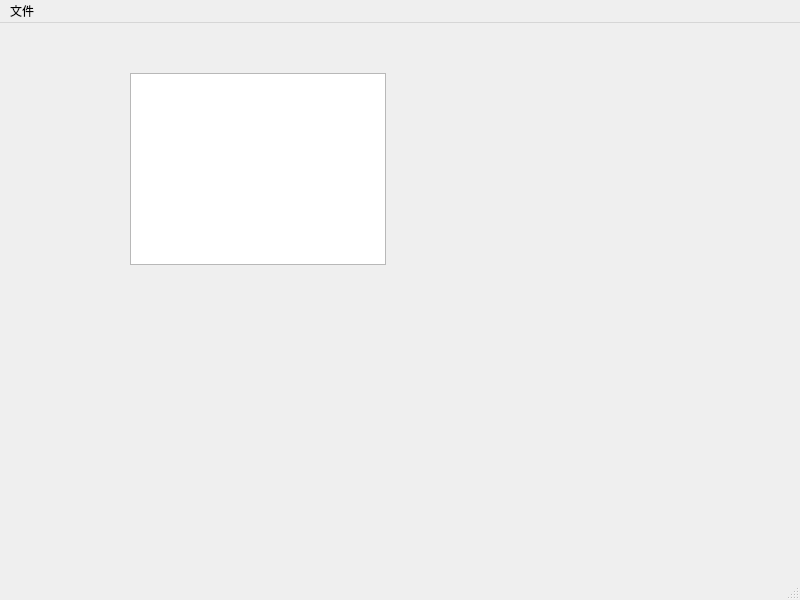
Above: mainwindow.ui from old-winter-sun/WordR_Core before the change. Below: the same form after it.
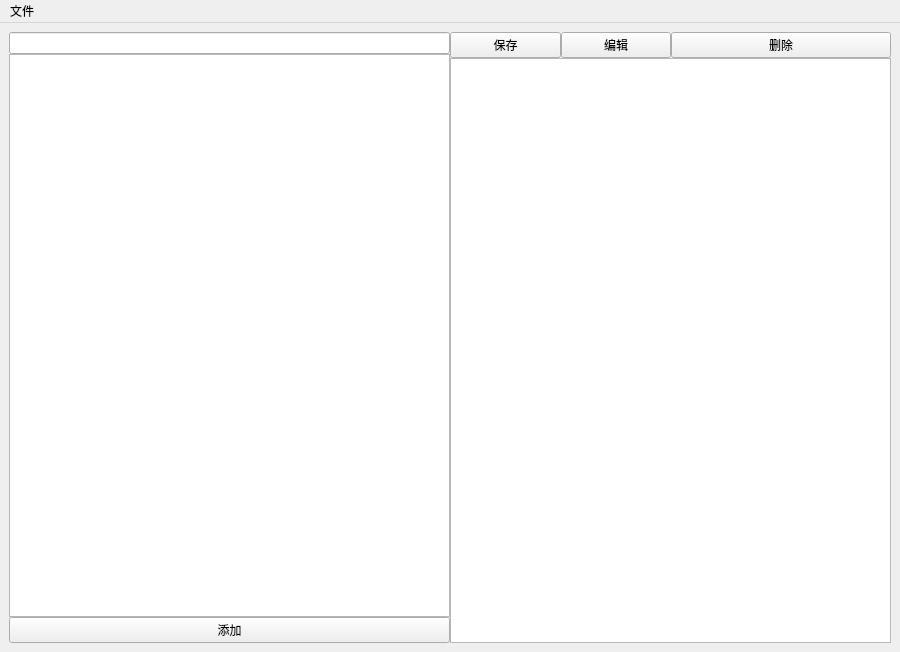
That is the form after the change.

```diff
--- a/mainwindow.ui
+++ b/mainwindow.ui
@@ -6,31 +6,111 @@
    <rect>
     <x>0</x>
     <y>0</y>
-    <width>800</width>
-    <height>600</height>
+    <width>900</width>
+    <height>652</height>
    </rect>
   </property>
   <property name="windowTitle">
    <string>MainWindow</string>
   </property>
   <widget class="QWidget" name="centralwidget">
-   <widget class="QTableView" name="dict_view">
-    <property name="geometry">
-     <rect>
-      <x>130</x>
-      <y>50</y>
-      <width>256</width>
-      <height>192</height>
-     </rect>
+   <layout class="QHBoxLayout" name="horizontalLayout">
+    <property name="spacing">
+     <number>0</number>
     </property>
-   </widget>
+    <item>
+     <layout class="QVBoxLayout" name="verticalLayoutL">
+      <property name="spacing">
+       <number>0</number>
+      </property>
+      <item>
+       <widget class="QLineEdit" name="lineedit_find"/>
+      </item>
+      <item>
+       <widget class="QTableView" name="tableview_dict">
+        <property name="focusPolicy">
+         <enum>Qt::NoFocus</enum>
+        </property>
+        <property name="editTriggers">
+         <set>QAbstractItemView::NoEditTriggers</set>
+        </property>
+        <property name="selectionMode">
+         <enum>QAbstractItemView::NoSelection</enum>
+        </property>
+        <property name="gridStyle">
+         <enum>Qt::NoPen</enum>
+        </property>
+        <attribute name="horizontalHeaderVisible">
+         <bool>false</bool>
+        </attribute>
+       </widget>
+      </item>
+      <item>
+       <widget class="QPushButton" name="pushbutton_add">
+        <property name="text">
+         <string>添加</string>
+        </property>
+       </widget>
+      </item>
+     </layout>
+    </item>
+    <item>
+     <layout class="QVBoxLayout" name="verticalLayoutR">
+      <property name="spacing">
+       <number>0</number>
+      </property>
+      <item>
+       <layout class="QHBoxLayout" name="horizontalLayoutR_top">
+        <property name="spacing">
+         <number>0</number>
+        </property>
+        <item>
+         <layout class="QHBoxLayout" name="horizontalLayoutR_topL">
+          <property name="spacing">
+           <number>0</number>
+          </property>
+          <item>
+           <widget class="QPushButton" name="pushbutton_save">
+            <property name="text">
+             <string>保存</string>
+            </property>
+           </widget>
+          </item>
+          <item>
+           <widget class="QPushButton" name="pushbutton_edit">
+            <property name="text">
+             <string>编辑</string>
+            </property>
+           </widget>
+          </item>
+         </layout>
+        </item>
+        <item>
+         <widget class="QPushButton" name="pushbutton_delete">
+          <property name="text">
+           <string>删除</string>
+          </property>
+         </widget>
+        </item>
+       </layout>
+      </item>
+      <item>
+       <widget class="QTextEdit" name="textedit_entry">
+        <property name="readOnly">
+         <bool>true</bool>
+        </property>
+       </widget>
+      </item>
+     </layout>
+    </item>
+   </layout>
   </widget>
   <widget class="QMenuBar" name="menubar">
    <property name="geometry">
     <rect>
      <x>0</x>
      <y>0</y>
-     <width>800</width>
+     <width>900</width>
      <height>25</height>
     </rect>
    </property>
@@ -43,7 +123,6 @@
    </widget>
    <addaction name="menu_file"/>
   </widget>
-  <widget class="QStatusBar" name="statusbar"/>
   <action name="action_open">
    <property name="text">
     <string>打开</string>
```
